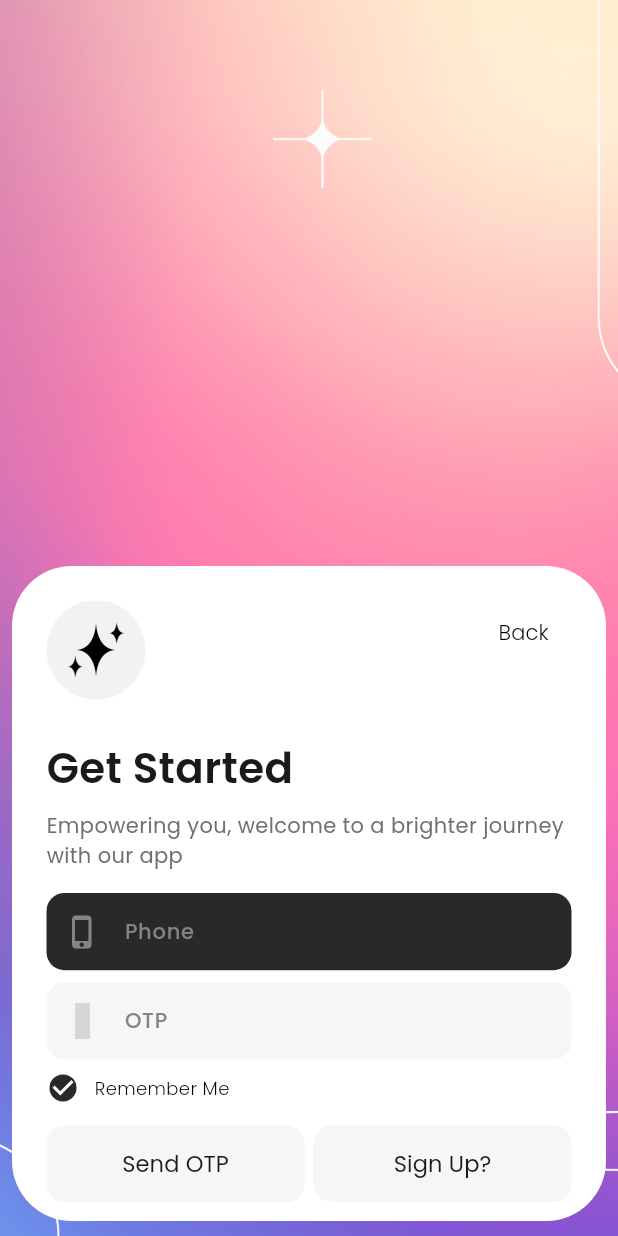
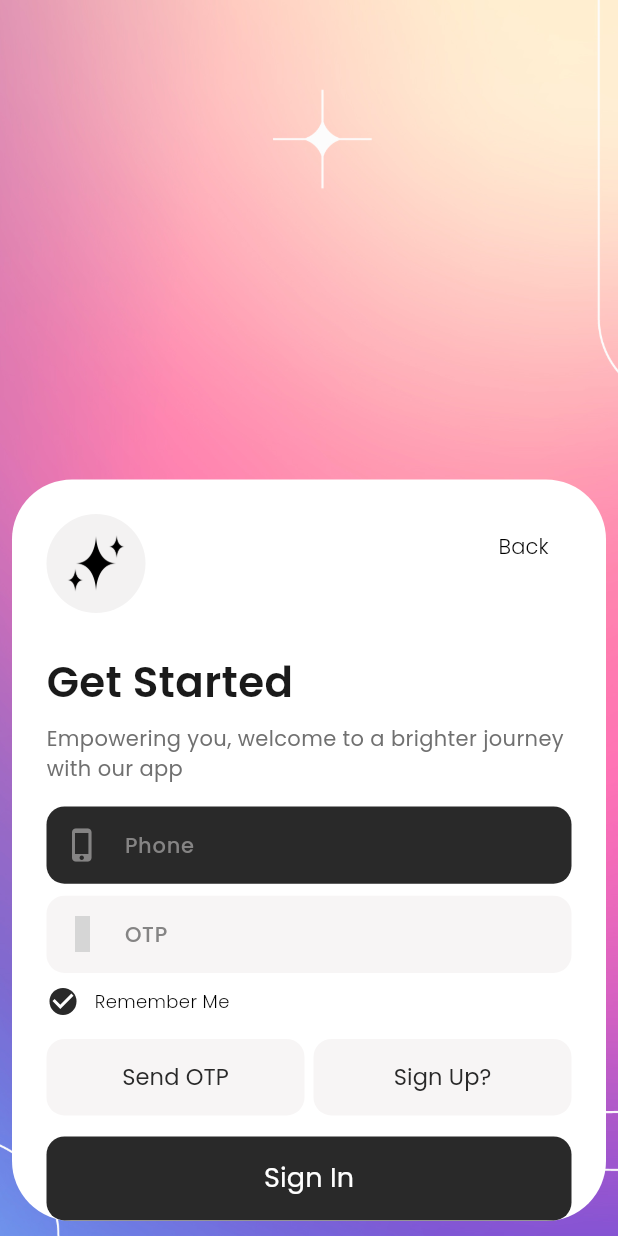
Before and after one commit to shiwangaryan/Second-Brain, a Flutter app: the LoginPage screen opened directly, after a tap on "Continue with Phone", on a phone screen of 412 x 824 dp. Run offline on Flutter 3.47's test engine with Material 3 defaults, Android fonts, the phone set to English and light mode, and no system bars; our stand-ins replace flutter_svg, get, iconsax, smooth_page_indicator; grey boxes are pictures that could not be loaded.

Commit message:
few more button and error fixes in the sign in with phone & email age

```diff
--- a/lib/app.dart
+++ b/lib/app.dart
@@ -2,9 +2,7 @@
 
 import "package:flutter/material.dart";
 import "package:get/get.dart";
-import 'package:solution_challenge_app/login.dart';
 import "package:solution_challenge_app/features/authentication/screens/onboarding/on_boarding.dart";
-// import 'package:solution_challenge_app/features/authentication/screens/onboarding/on_boarding.dart';
 import "package:solution_challenge_app/utils/theme/theme.dart";
 
 class App extends StatelessWidget {
--- a/lib/features/authentication/screens/login/login_page_phone_email.dart
+++ b/lib/features/authentication/screens/login/login_page_phone_email.dart
@@ -21,7 +21,7 @@ class SigninPageContainer extends StatelessWidget {
     final Color firstContainerColor = Color.fromARGB(255, 41, 41, 41);
 
     return Container(
-      height: HelperFunctions.screenHeight() * 0.53,
+      height: HelperFunctions.screenHeight() * 0.6,
       width: HelperFunctions.screenWidth() * 0.94,
       decoration: BoxDecoration(
         borderRadius: BorderRadius.circular(40),
@@ -94,6 +94,7 @@ class SigninPageContainer extends StatelessWidget {
                       borderRadius: BorderRadius.circular(12),
                     ),
                     child: TextFormField(
+                      style: TextStyle(color: Colors.white),
                       decoration: InputDecoration(
                           border: InputBorder.none,
                           prefixIcon: Icon(
@@ -167,6 +168,9 @@ class SigninPageContainer extends StatelessWidget {
                   child: LoginTextButton(
                     isDarkTheme: isDarkTheme,
                     text: 'Send OTP',
+                    bgColor: otpContainerColor,
+                    fontsize: 15,
+                    textColor: firstContainerColor,
                   ),
                 ),
                 //
@@ -178,8 +182,26 @@ class SigninPageContainer extends StatelessWidget {
                   child: LoginTextButton(
                     isDarkTheme: isDarkTheme,
                     text: "Sign Up?",
+                    bgColor: otpContainerColor,
+                    textColor: firstContainerColor,
+                    fontsize: 15,
                   ),
                 ),
+              ],
+            ),
+            SizedBox(height: 8),
+            //
+            // ------- Sign In button
+            Row(
+              children: [
+                Expanded(
+                    child: LoginTextButton(
+                  isDarkTheme: isDarkTheme,
+                  text: 'Sign In',
+                  bgColor: firstContainerColor,
+                  textColor: Colors.white,
+                  fontsize: 18,
+                ))
               ],
             )
           ],
@@ -224,14 +246,19 @@ class LoginTextButton extends StatelessWidget {
     super.key,
     required this.isDarkTheme,
     required this.text,
+    required this.bgColor,
+    required this.textColor,
+    required this.fontsize,
   });
 
   final bool isDarkTheme;
   final String text;
+  final Color bgColor;
+  final Color textColor;
+  final double fontsize;
 
   @override
   Widget build(BuildContext context) {
-    final Color bgColor = Color.fromARGB(255, 247, 245, 245);
     return Padding(
       padding: const EdgeInsets.only(top: 6.0),
       child: Row(
@@ -251,9 +278,9 @@ class LoginTextButton extends StatelessWidget {
                   text,
                   style: TextStyle(
                     fontFamily: 'Poppins',
-                    fontSize: 15,
+                    fontSize: fontsize,
                     fontWeight: FontWeight.w400,
-                    color: Color(0XFF1A1A1A),
+                    color: textColor,
                   ),
                 ),
               ),
--- a/lib/login.dart
+++ b/lib/login.dart
@@ -1,13 +1,7 @@
 // ignore_for_file: prefer_const_constructors, prefer_const_literals_to_create_immutables
-
-import 'dart:ffi';
-
 import 'package:flutter/material.dart';
 import 'package:get/get.dart';
 import 'package:solution_challenge_app/features/authentication/controllers/login_signup/login_signup_pages_controller.dart';
-import 'package:solution_challenge_app/features/authentication/screens/login/login_page_phone_email.dart';
-import 'package:solution_challenge_app/features/authentication/screens/login/signup_page.dart';
-import 'package:solution_challenge_app/features/authentication/screens/login/login_signup_page_container.dart';
 import 'package:solution_challenge_app/utils/helpers/helper_function.dart';
 
 class LoginPage extends StatelessWidget {
@@ -15,8 +9,6 @@ class LoginPage extends StatelessWidget {
 
   @override
   Widget build(BuildContext context) {
-    final logincontroller = Get.put(LoginSignupPageController());
-
     return Scaffold(
       body: Stack(
         children: [
```
